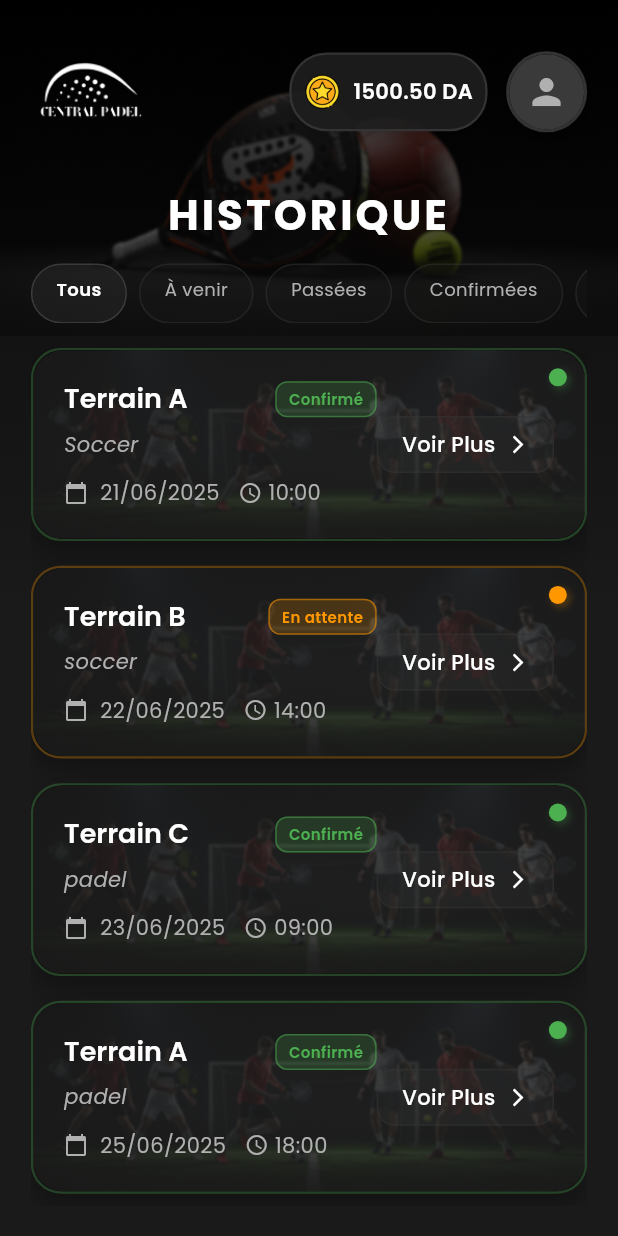
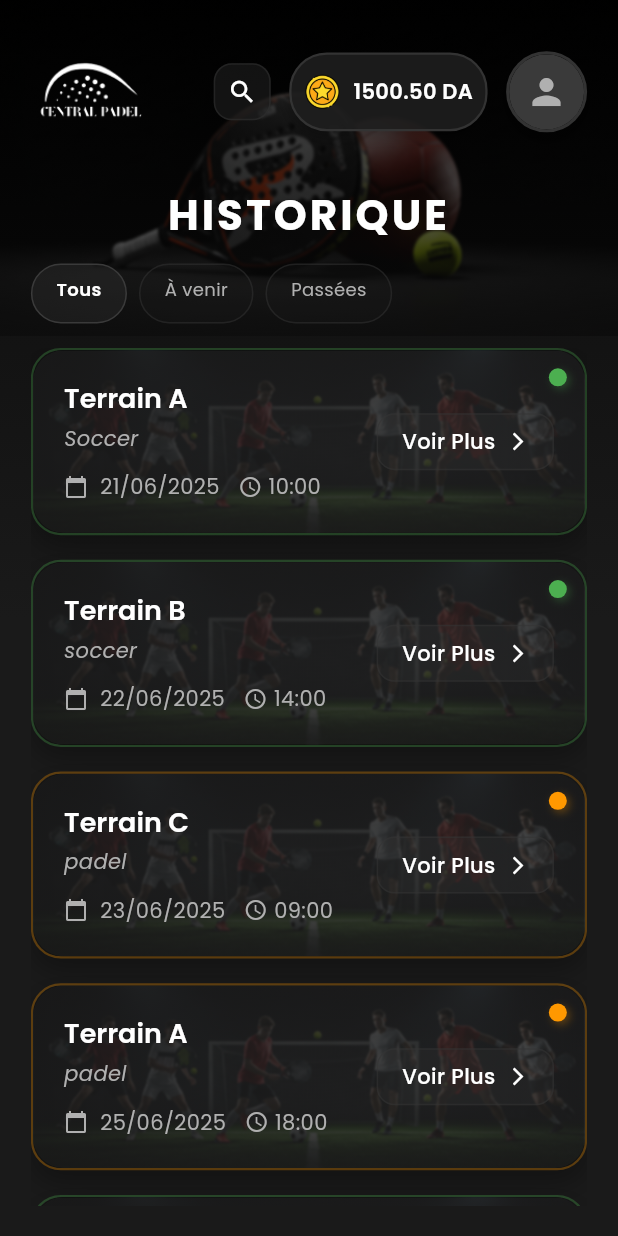
Before and after one commit to 01amine/central-club, a Flutter app: the HistoryScreen screen opened directly, on a phone screen of 412 x 824 dp. Run offline on Flutter 3.47's test engine with Material 3 defaults, Android fonts, the phone set to English and light mode, and no system bars; our stand-ins replace bloc, connectivity_plus, dartz, dio, equatable, flutter_bloc and 8 more; accounts and stored records are empty.

Commit message:
confirmed status removed

```diff
--- a/lib/features/history/presentation/bloc/history_event.dart
+++ b/lib/features/history/presentation/bloc/history_event.dart
@@ -34,6 +34,4 @@ enum ReservationFilter {
   all,
   upcoming,
   past,
-  confirmed,
-  cancelled,
 }
--- a/lib/features/history/presentation/pages/history_screen.dart
+++ b/lib/features/history/presentation/pages/history_screen.dart
@@ -21,7 +21,7 @@ class _HistoryScreenState extends State<HistoryScreen>
   late AnimationController _slideController;
   late Animation<double> _fadeAnimation;
   late Animation<Offset> _slideAnimation;
-  late HistoryBloc _historyBloc; // Add this line
+  late HistoryBloc _historyBloc;
 
   final TextEditingController _searchController = TextEditingController();
   bool _isSearchVisible = false;
@@ -30,7 +30,7 @@ class _HistoryScreenState extends State<HistoryScreen>
   @override
   void initState() {
     super.initState();
-    _historyBloc = sl<HistoryBloc>(); // Initialize the bloc
+    _historyBloc = sl<HistoryBloc>();
     _initializeAnimations();
     _loadReservations();
   }
@@ -82,6 +82,16 @@ class _HistoryScreenState extends State<HistoryScreen>
 
   void _searchReservations(String query) {
     _historyBloc.add(SearchReservationsEvent(query: query));
+  }
+
+  void _toggleSearch() {
+    setState(() {
+      _isSearchVisible = !_isSearchVisible;
+      if (!_isSearchVisible) {
+        _searchController.clear();
+        _loadReservations();
+      }
+    });
   }
 
   @override
@@ -181,6 +191,28 @@ class _HistoryScreenState extends State<HistoryScreen>
 
         Row(
           children: [
+            // Search toggle button
+            GestureDetector(
+              onTap: _toggleSearch,
+              child: Container(
+                padding: const EdgeInsets.all(8),
+                decoration: BoxDecoration(
+                  color: AppTheme.cardColor.withOpacity(0.6),
+                  borderRadius: BorderRadius.circular(12),
+                  border: Border.all(
+                    color: AppTheme.borderColor.withOpacity(0.5),
+                  ),
+                ),
+                child: Icon(
+                  _isSearchVisible ? Icons.close : Icons.search,
+                  color: AppTheme.primaryTextColor,
+                  size: 20,
+                ),
+              ),
+            ),
+
+            SizedBox(width: context.width * 0.03),
+
             Container(
               padding: EdgeInsets.symmetric(horizontal: context.width * 0.02),
               decoration: BoxDecoration(
@@ -315,7 +347,7 @@ class _HistoryScreenState extends State<HistoryScreen>
 
         if (_isSearchVisible) SizedBox(height: context.height * 0.02),
 
-        // Filter chips
+        // Filter chips - Only 3 filters now
         SizedBox(
           height: 40,
           child: ListView(
@@ -324,8 +356,6 @@ class _HistoryScreenState extends State<HistoryScreen>
               _buildFilterChip('Tous', ReservationFilter.all),
               _buildFilterChip('À venir', ReservationFilter.upcoming),
               _buildFilterChip('Passées', ReservationFilter.past),
-              _buildFilterChip('Confirmées', ReservationFilter.confirmed),
-              _buildFilterChip('Annulées', ReservationFilter.cancelled),
             ],
           ),
         ),
@@ -530,10 +560,6 @@ class _HistoryScreenState extends State<HistoryScreen>
         return 'Aucune réservation à venir';
       case ReservationFilter.past:
         return 'Aucune réservation passée';
-      case ReservationFilter.confirmed:
-        return 'Aucune réservation confirmée';
-      case ReservationFilter.cancelled:
-        return 'Aucune réservation annulée';
       default:
         return 'Aucune réservation trouvée';
     }
@@ -608,7 +634,7 @@ class _HistoryScreenState extends State<HistoryScreen>
     int index,
   ) {
     final isUpcoming = _isUpcomingReservation(reservation);
-    final statusColor = _getStatusColor(reservation.status);
+    final statusColor = _getStatusColor(reservation.fieldType);
 
     return AnimatedContainer(
       duration: Duration(milliseconds: 300 + (index * 100)),
@@ -692,26 +718,9 @@ class _HistoryScreenState extends State<HistoryScreen>
                                 ),
                       ),
                     ),
-                    Container(
-                      padding: const EdgeInsets.symmetric(
-                          horizontal: 8, vertical: 4),
-                      decoration: BoxDecoration(
-                        color: statusColor.withOpacity(0.2),
-                        borderRadius: BorderRadius.circular(8),
-                        border: Border.all(color: statusColor.withOpacity(0.5)),
-                      ),
-                      child: Text(
-                        _getStatusText(reservation.status),
-                        style: TextStyle(
-                          color: statusColor,
-                          fontSize: 10,
-                          fontWeight: FontWeight.w600,
-                        ),
-                      ),
-                    ),
                   ],
                 ),
-                const SizedBox(height: 8),
+                SizedBox(height: context.height * 0.005),
                 Text(
                   reservation.fieldType,
                   style: Theme.of(context).textTheme.bodyMedium?.copyWith(
@@ -827,27 +836,12 @@ class _HistoryScreenState extends State<HistoryScreen>
 
   Color _getStatusColor(String status) {
     switch (status.toLowerCase()) {
-      case 'confirmed':
+      case 'soccer':
         return Colors.green;
-      case 'cancelled':
-        return Colors.red;
-      case 'pending':
+      case 'padel':
         return Colors.orange;
       default:
         return AppTheme.secondaryTextColor;
     }
   }
-
-  String _getStatusText(String status) {
-    switch (status.toLowerCase()) {
-      case 'confirmed':
-        return 'Confirmé';
-      case 'cancelled':
-        return 'Annulé';
-      case 'pending':
-        return 'En attente';
-      default:
-        return status;
-    }
-  }
 }
```
Also changed, not shown: lib/features/history/presentation/bloc/history_bloc.dart (+0 -12 lines).
